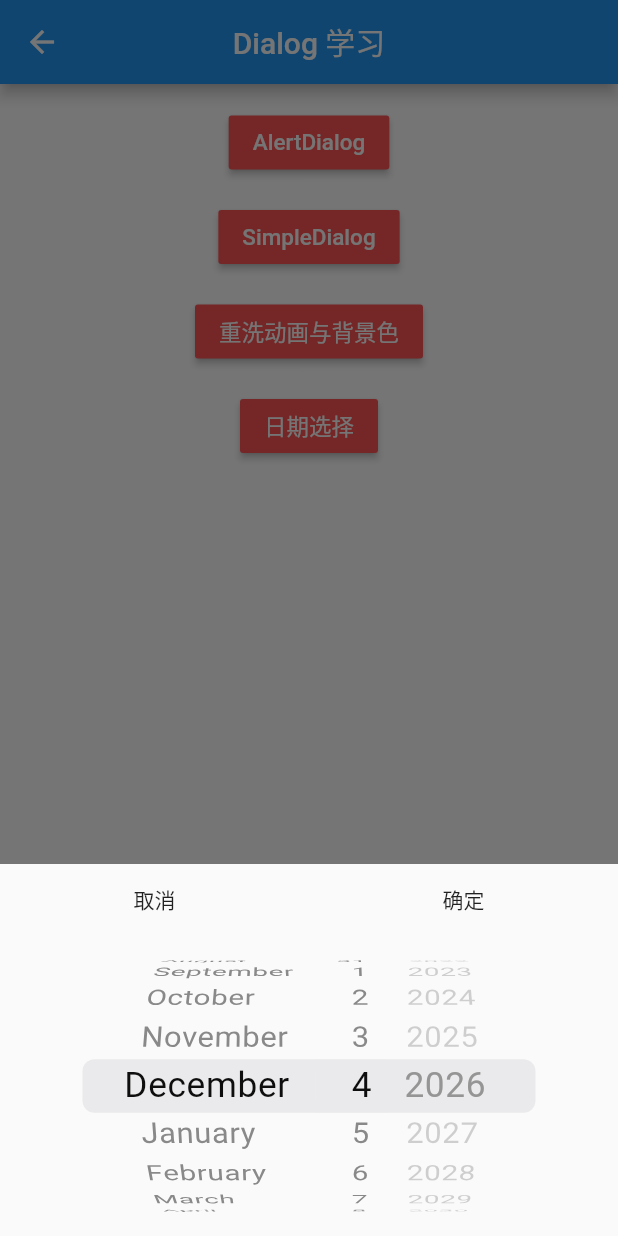
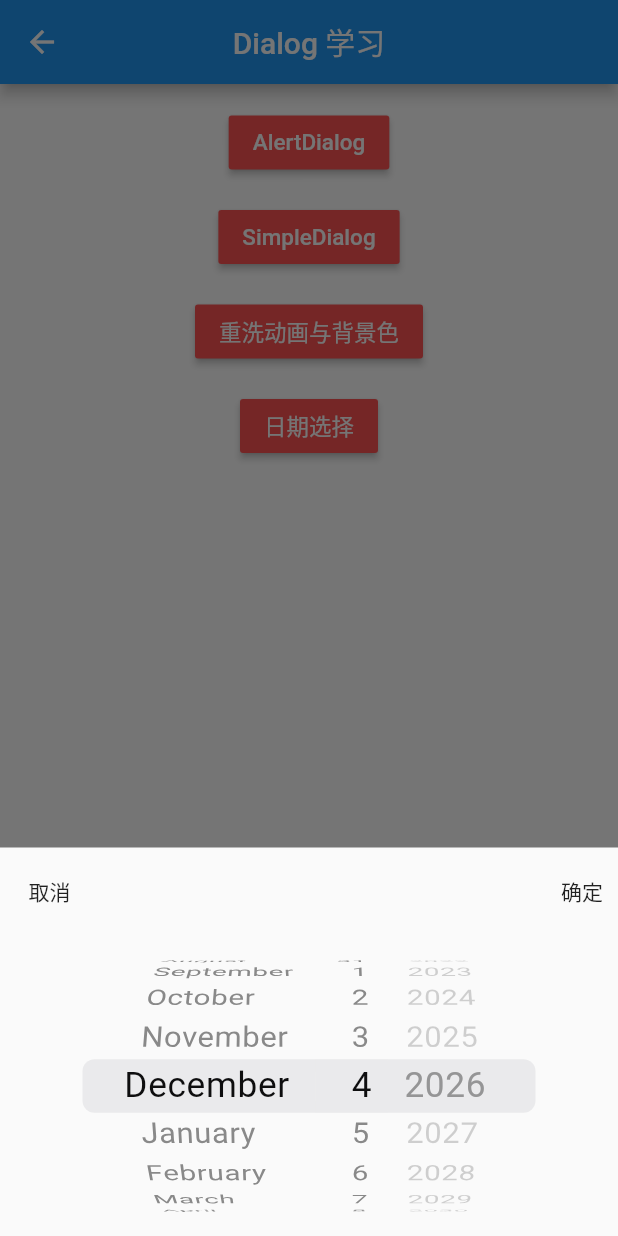
Before and after one commit to tsm19911014/tsm_flutter, a Flutter app: the TsmDialogPage screen opened directly, after a tap on "日期选择", on a phone screen of 412 x 824 dp. Run offline on Flutter 3.47's test engine with Material 2 defaults, Android fonts, the phone set to English and light mode, and no system bars; our stand-ins replace flutter_html, permission_handler.

Commit message:
Dialog  学习

```diff
--- a/lib/tsm_page/dialog/TsmDialogPage.dart
+++ b/lib/tsm_page/dialog/TsmDialogPage.dart
@@ -102,19 +102,27 @@ class TsmDialogPage extends StatelessWidget {
               children: [
                 Expanded(
                   flex: 1,
-                  child: FlatButton(child: Text('取消'),
-                  onPressed: (){
-                    Navigator.of(context).pop();
-                  },),
+                  child: GestureDetector(
+                    onTap: (){
+                      Navigator.of(context).pop();
+                    },
+                    child: Padding(
+                      padding: const EdgeInsets.all(19),
+                      child: Text('取消'),
+                    ),
+                  )
                 ),
-
-
                 Expanded(
-                  flex: 1,
-                  child: FlatButton(child: Text('确定',textDirection: TextDirection.rtl),
-                    onPressed: (){
-                      Navigator.of(context).pop(dateTime);
-                    },),
+                    flex: 1,
+                    child: GestureDetector(
+                      onTap: (){
+                        Navigator.of(context).pop(dateTime);
+                      },
+                      child: Padding(
+                        padding: const EdgeInsets.all(10),
+                        child: Text('确定',textDirection: TextDirection.rtl),
+                      ),
+                    )
                 ),
               ],
             ),
```
